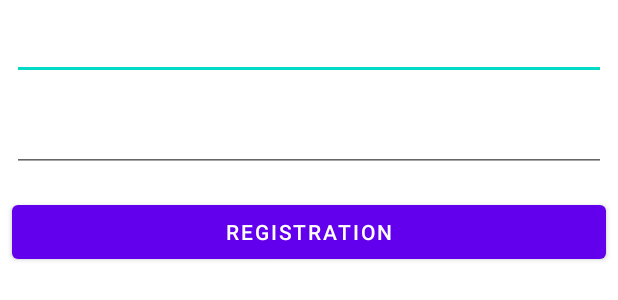
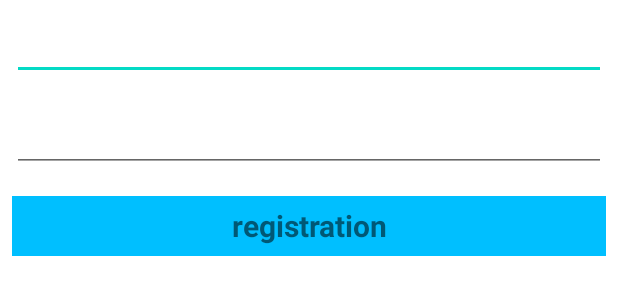
Before and after one commit to alexdevvv/NotesApp, an Android app: the layout fragment_registration_screen.xml on its own in the app's theme, with its tools: preview values and no code run, on a phone screen of 412 x 824 dp. Shown: the top 300 px of the screen. Run offline under Robolectric (Android 15) with nearby library versions, the phone set to English and light mode, and no system bars.

Commit message:
add registration viewgroup

```diff
--- a/app/build.gradle
+++ b/app/build.gradle
@@ -43,6 +43,7 @@ ext{
     rxjava = "2.2.9"
     lifecycle = "2.4.0-rc01"
     ok_http = "4.3.1"
+    nav_comp = "2.3.5"
 }
 
 dependencies {
@@ -77,4 +78,9 @@ dependencies {
     //OkHttp
     implementation "com.squareup.okhttp3:okhttp:$ok_http"
     implementation "com.squareup.okhttp3:logging-interceptor:$ok_http"
+
+    // Navigation Component
+    implementation "androidx.navigation:navigation-fragment-ktx:2.3.5"
+    implementation "androidx.navigation:navigation-ui-ktx:2.3.5"
+    implementation "androidx.fragment:fragment-ktx:1.3.6"
 }
--- a/app/src/main/java/com/example/notesapp/presentation/registration/registration_screen/RegistrationScreenVM.kt
+++ b/app/src/main/java/com/example/notesapp/presentation/registration/registration_screen/RegistrationScreenVM.kt
@@ -30,6 +30,7 @@ class RegistrationScreenVM : ViewModel() {
 
     private val liveDataModel = MutableLiveData<ModelResponseServer>()
     private val liveDataError = MutableLiveData<String>()
+//    private val liveDataError
     fun getLiveDatError() = liveDataError
     fun getLiveDataModel() = liveDataModel
 
@@ -47,11 +48,11 @@ class RegistrationScreenVM : ViewModel() {
                    {
                        if (it is HttpException && it.response()?.code() == 400) {
                            liveDataError.postValue("Пользователь с таким именем уже существует.")
-                       }else {
-
                        }
                    }
                ))
+        } else {
+
         }
 
     }
--- a/app/src/main/res/layout/fragment_registration_screen.xml
+++ b/app/src/main/res/layout/fragment_registration_screen.xml
@@ -22,13 +22,31 @@
         android:inputType="textPassword"
         android:layout_margin="8dp"/>
 
-    <Button
-        android:id="@+id/registration_bt"
+    <LinearLayout
+        android:id="@+id/registration_view_group"
         android:layout_width="match_parent"
         android:layout_height="wrap_content"
-        android:text="@string/registration_button"
-        android:layout_margin="8dp"/>
+        android:orientation="vertical"
+        >
 
+        <TextView
+            android:id="@+id/registration_bt"
+            android:layout_width="match_parent"
+            android:layout_height="40dp"
+            android:background="@color/blue"
+            android:textStyle="bold"
+            android:textSize="20sp"
+            android:gravity="center"
+            android:text="@string/registration_button"
+            android:layout_margin="8dp"/>
 
+        <ProgressBar
+            android:id="@+id/progress_bar"
+            android:layout_width="wrap_content"
+            android:layout_height="wrap_content"
+            android:visibility="invisible"
+            android:layout_gravity="center"/>
+
+    </LinearLayout>
 
 </LinearLayout>
--- a/app/src/main/res/values/colors.xml
+++ b/app/src/main/res/values/colors.xml
@@ -7,4 +7,6 @@
     <color name="teal_700">#FF018786</color>
     <color name="black">#FF000000</color>
     <color name="white">#FFFFFFFF</color>
+    <color name="blue">#00BFFF</color>
+
 </resources>
```
Also changed, not shown: app/src/main/java/com/example/notesapp/presentation/MainActivity.kt (+7 -5 lines), app/src/main/java/com/example/notesapp/presentation/registration/ProgresFragment.kt (deleted, +0 -19 lines), app/src/main/java/com/example/notesapp/presentation/registration/registration_screen/RegistrationScreen.kt (+26 -14 lines), app/src/main/res/layout/activity_main.xml (+12 -7 lines), app/src/main/res/layout/fragment_progres.xml (deleted, +0 -17 lines), app/src/main/res/navigation/nav_graph.xml (added, +22 -0 lines).
